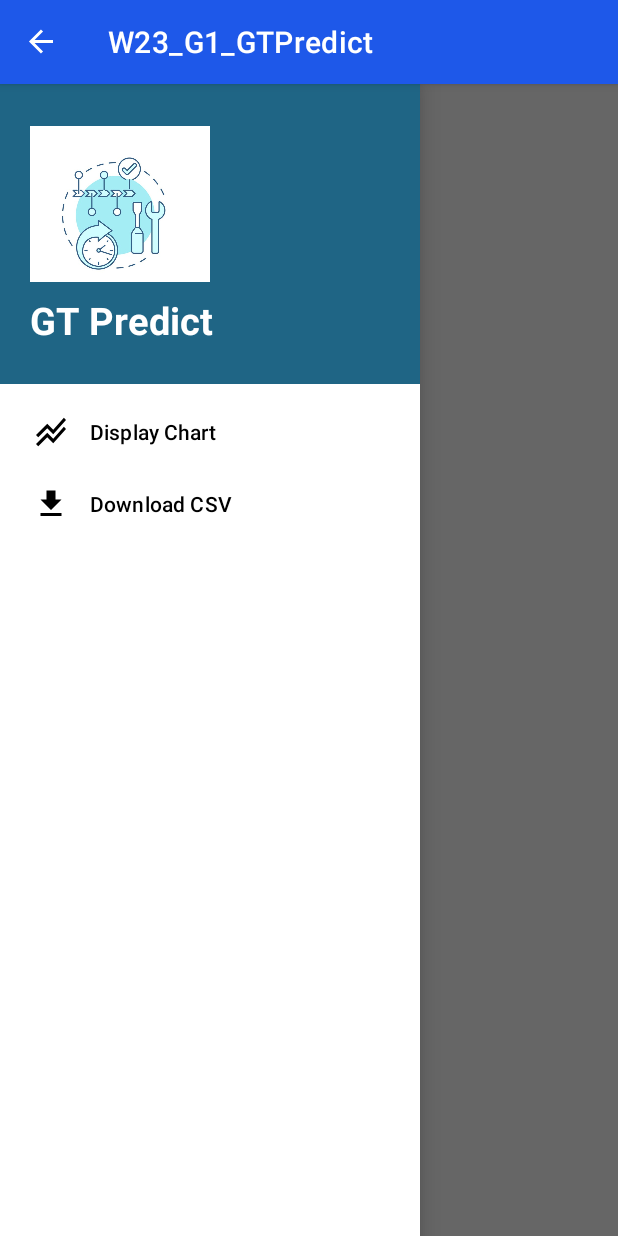
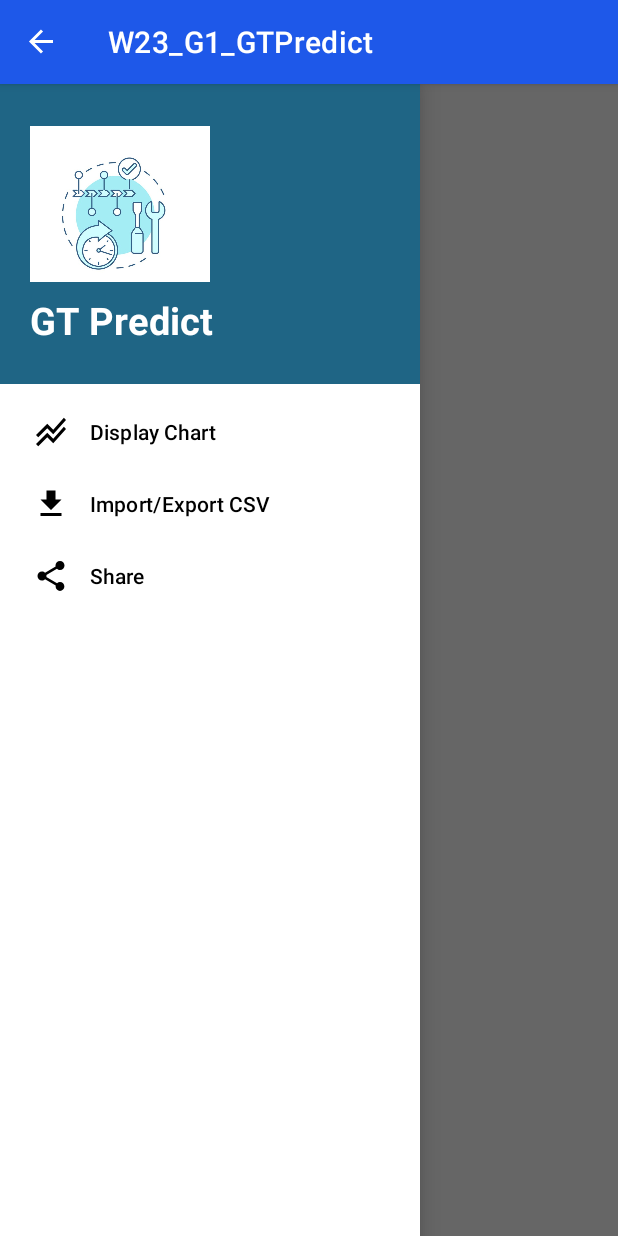
Before and after one commit to Pamudithat/W23_G1_GTPredict, an Android app: the QuickPredResults screen opened directly, with no data from a screen before it, with the side drawer open, on a phone screen of 412 x 824 dp. Run offline under Robolectric (Android 15) with nearby library versions, the phone set to English and light mode, and no system bars.

Commit message:
Navigation Bar and Line Chart

```diff
--- /dev/null
+++ b/app/src/main/res/drawable/baseline_share_24.xml
@@ -0,0 +1,5 @@
+<vector android:height="24dp" android:tint="#000000"
+    android:viewportHeight="24" android:viewportWidth="24"
+    android:width="24dp" xmlns:android="http://schemas.android.com/apk/res/android">
+    <path android:fillColor="@android:color/white" android:pathData="M18,16.08c-0.76,0 -1.44,0.3 -1.96,0.77L8.91,12.7c0.05,-0.23 0.09,-0.46 0.09,-0.7s-0.04,-0.47 -0.09,-0.7l7.05,-4.11c0.54,0.5 1.25,0.81 2.04,0.81 1.66,0 3,-1.34 3,-3s-1.34,-3 -3,-3 -3,1.34 -3,3c0,0.24 0.04,0.47 0.09,0.7L8.04,9.81C7.5,9.31 6.79,9 6,9c-1.66,0 -3,1.34 -3,3s1.34,3 3,3c0.79,0 1.5,-0.31 2.04,-0.81l7.12,4.16c-0.05,0.21 -0.08,0.43 -0.08,0.65 0,1.61 1.31,2.92 2.92,2.92 1.61,0 2.92,-1.31 2.92,-2.92s-1.31,-2.92 -2.92,-2.92z"/>
+</vector>
--- a/app/src/main/res/menu/main_menu.xml
+++ b/app/src/main/res/menu/main_menu.xml
@@ -4,8 +4,11 @@
         <item android:id="@+id/nav_chart" android:title="Display Chart"
             android:icon="@drawable/baseline_stacked_line_chart_24"/>
 
-        <item android:id="@+id/nav_download" android:title="Download CSV"
+        <item android:id="@+id/nav_download" android:title="Import/Export CSV"
             android:icon="@drawable/baseline_download_24"/>
+
+        <item android:id="@+id/nav_share" android:title="Share"
+            android:icon="@drawable/baseline_share_24"/>
 
 
     </group>
```
